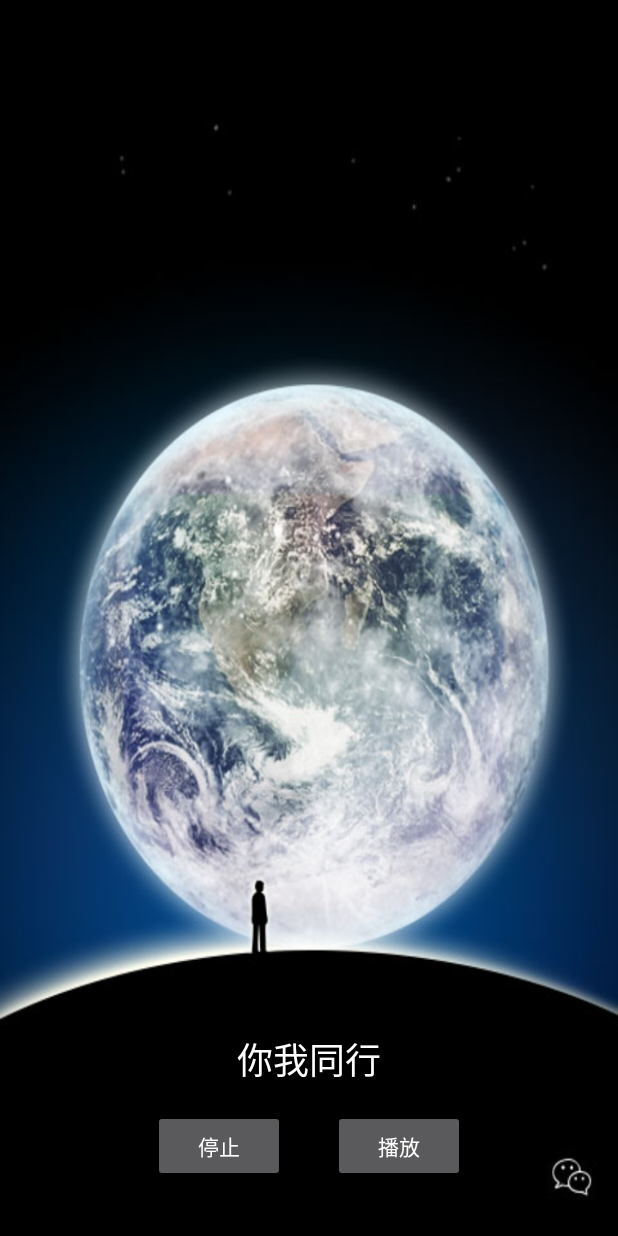
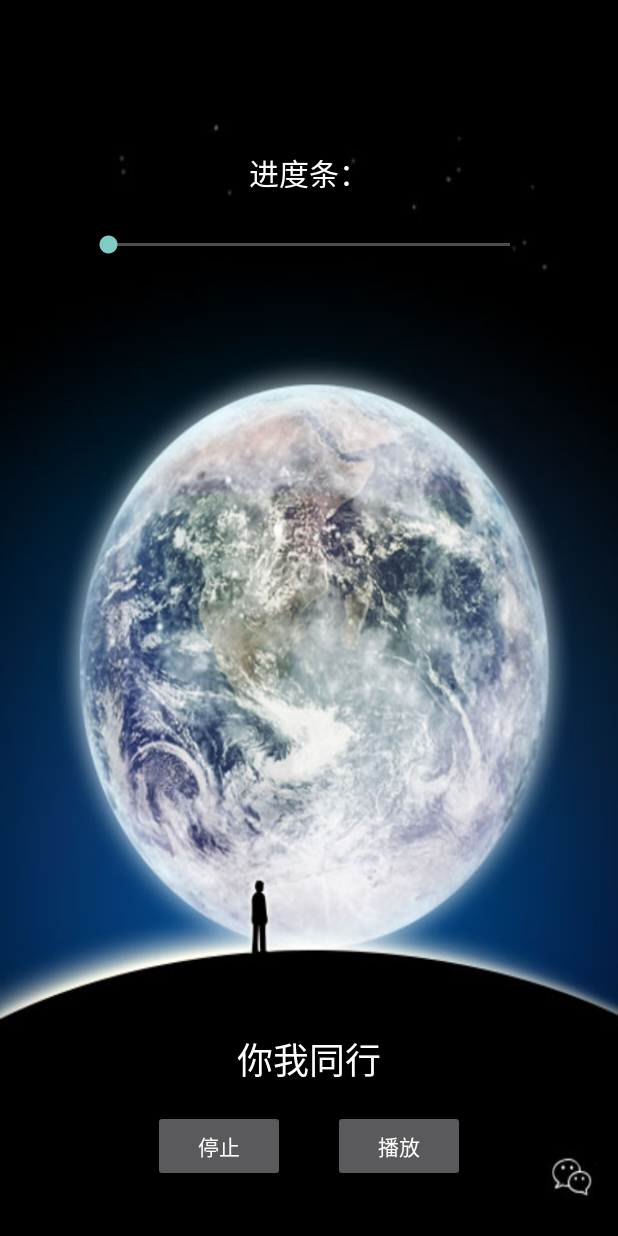
Before and after one commit to Eqno/EqnoPlayer-Android, an Android app: the screen it shows after launch (MainActivity), on a phone screen of 412 x 824 dp. Run offline under Robolectric (Android 15) with nearby library versions, the phone set to English and light mode, and no system bars.

Commit message:
add seekBar

```diff
--- a/app/src/main/AndroidManifest.xml
+++ b/app/src/main/AndroidManifest.xml
@@ -12,7 +12,7 @@
         <service
             android:name=".UjnMusicService"
             android:enabled="true"
-            android:exported="true"></service>
+            android:exported="true" />
 
         <activity
             android:name=".MainActivity"
--- a/app/src/main/java/cn/edu/ujn/fanrjlab2/MainActivity.java
+++ b/app/src/main/java/cn/edu/ujn/fanrjlab2/MainActivity.java
@@ -3,25 +3,37 @@ package cn.edu.ujn.fanrjlab2;
 import androidx.appcompat.app.AppCompatActivity;
 import androidx.core.app.NotificationCompat;
 
+import android.annotation.SuppressLint;
 import android.app.Notification;
 import android.app.NotificationChannel;
 import android.app.NotificationManager;
 import android.app.PendingIntent;
+import android.app.Service;
 import android.content.BroadcastReceiver;
 import android.content.Context;
 import android.content.Intent;
 import android.content.IntentFilter;
+import android.graphics.Canvas;
+import android.media.MediaPlayer;
 import android.os.Bundle;
+import android.os.IBinder;
+import android.os.Parcelable;
+import android.util.AttributeSet;
 import android.util.Log;
+import android.view.MotionEvent;
+import android.view.View;
 import android.widget.Button;
+import android.widget.SeekBar;
 import android.widget.TextView;
+import android.widget.Toast;
 
 import java.util.logging.Level;
 
 public class MainActivity extends AppCompatActivity {
-    private TextView tv1;
+    private TextView tv1, battery;
     private Button b1, b2;
     NotificationManager nm;
+    SeekBar seekBar;
 
     @Override
     protected void onCreate(Bundle savedInstanceState) {
@@ -31,16 +43,31 @@ public class MainActivity extends AppCompatActivity {
         b1 = findViewById(R.id.start);
         b2 = findViewById(R.id.stop);
         nm = (NotificationManager) getSystemService(NOTIFICATION_SERVICE);
+        battery = findViewById(R.id.battery);
+        seekBar = findViewById(R.id.seekBar);
+        seekBar.setOnTouchListener(new View.OnTouchListener() {
+            @Override
+            public boolean onTouch(View v, MotionEvent event) {
+                return true;
+            }
+        });
+
+        // TODO: 2021/12/14 注册进度广播接收器
+        IntentFilter filter = new IntentFilter();
+        filter.addAction("progress");
+        registerReceiver(new ProgressReceiver(), filter);
 
         // TODO: 2021/11/11 注册Receiver
         IntentFilter intentFilter = new IntentFilter(Intent.ACTION_BATTERY_CHANGED);
         BatteryReceiver batteryReceiver = new BatteryReceiver();
         registerReceiver(batteryReceiver, intentFilter);
 
+        // TODO: 2021/12/14 注册service
+        Intent intentService = new Intent(this, UjnMusicService.class);
+
         // TODO: 2021/11/11 添加按钮事件响应
         b1.setOnClickListener(view -> {
-            Intent intent = new Intent(this, UjnMusicService.class);
-            startService(intent);
+            startService(intentService);
             Log.v("Eqnoxx", "服务启动。");
 
             // TODO: 2021/11/11 添加温馨通知
@@ -58,8 +85,7 @@ public class MainActivity extends AppCompatActivity {
             Log.v("Eqnoxx", "温馨通知启动。");
         });
         b2.setOnClickListener(view -> {
-            Intent intent = new Intent(this, UjnMusicService.class);
-            stopService(intent);
+            stopService(intentService);
             Log.v("Eqnoxx", "服务停止。");
         });
     }
@@ -71,6 +97,7 @@ public class MainActivity extends AppCompatActivity {
         public void onReceive(Context context, Intent intent) {
             int level = intent.getIntExtra("level", 0);
             Log.v("Eqnoxx", "当前电量："+level);
+            battery.setText("当前电量："+level);
             if (lastLevel>=50 && level<50) {
                 Intent intent2 = new Intent(MainActivity.this, UjnMusicService.class);
                 stopService(intent2);
@@ -84,4 +111,13 @@ public class MainActivity extends AppCompatActivity {
             lastLevel = level;
         }
     }
+    class ProgressReceiver extends BroadcastReceiver {
+
+        @Override
+        public void onReceive(Context context, Intent intent) {
+            int progress = intent.getIntExtra("pro", 0);
+            System.out.println(progress);
+            seekBar.setProgress(progress);
+        }
+    }
 }
--- a/app/src/main/res/layout/activity_main.xml
+++ b/app/src/main/res/layout/activity_main.xml
@@ -47,4 +47,41 @@
         app:layout_constraintEnd_toEndOf="parent"
         app:layout_constraintStart_toStartOf="parent"
         app:layout_constraintTop_toBottomOf="@+id/textView" />
+
+    <TextView
+        android:id="@+id/battery"
+        android:layout_width="wrap_content"
+        android:layout_height="wrap_content"
+        android:layout_marginTop="24dp"
+        android:layout_marginEnd="24dp"
+        android:shadowColor="#FFFFFF"
+        android:textColor="#FFFFFF"
+        android:textSize="20sp"
+        app:layout_constraintEnd_toEndOf="parent"
+        app:layout_constraintTop_toTopOf="parent" />
+
+    <SeekBar
+        android:id="@+id/seekBar"
+        android:layout_width="300dp"
+        android:layout_height="wrap_content"
+        android:layout_marginTop="24dp"
+        android:clickable="false"
+        android:contextClickable="false"
+        android:progressBackgroundTint="#FFFFFF"
+        app:layout_constraintEnd_toEndOf="parent"
+        app:layout_constraintStart_toStartOf="parent"
+        app:layout_constraintTop_toBottomOf="@+id/tip" />
+
+    <TextView
+        android:id="@+id/tip"
+        android:layout_width="wrap_content"
+        android:layout_height="wrap_content"
+        android:layout_marginTop="100dp"
+        android:shadowColor="#FFFFFF"
+        android:text="进度条："
+        android:textColor="#FFFFFF"
+        android:textSize="20sp"
+        app:layout_constraintEnd_toEndOf="parent"
+        app:layout_constraintStart_toStartOf="parent"
+        app:layout_constraintTop_toTopOf="parent" />
 </androidx.constraintlayout.widget.ConstraintLayout>
```
Also changed, not shown: app/src/main/java/cn/edu/ujn/fanrjlab2/UjnMusicService.java (+29 -3 lines).
